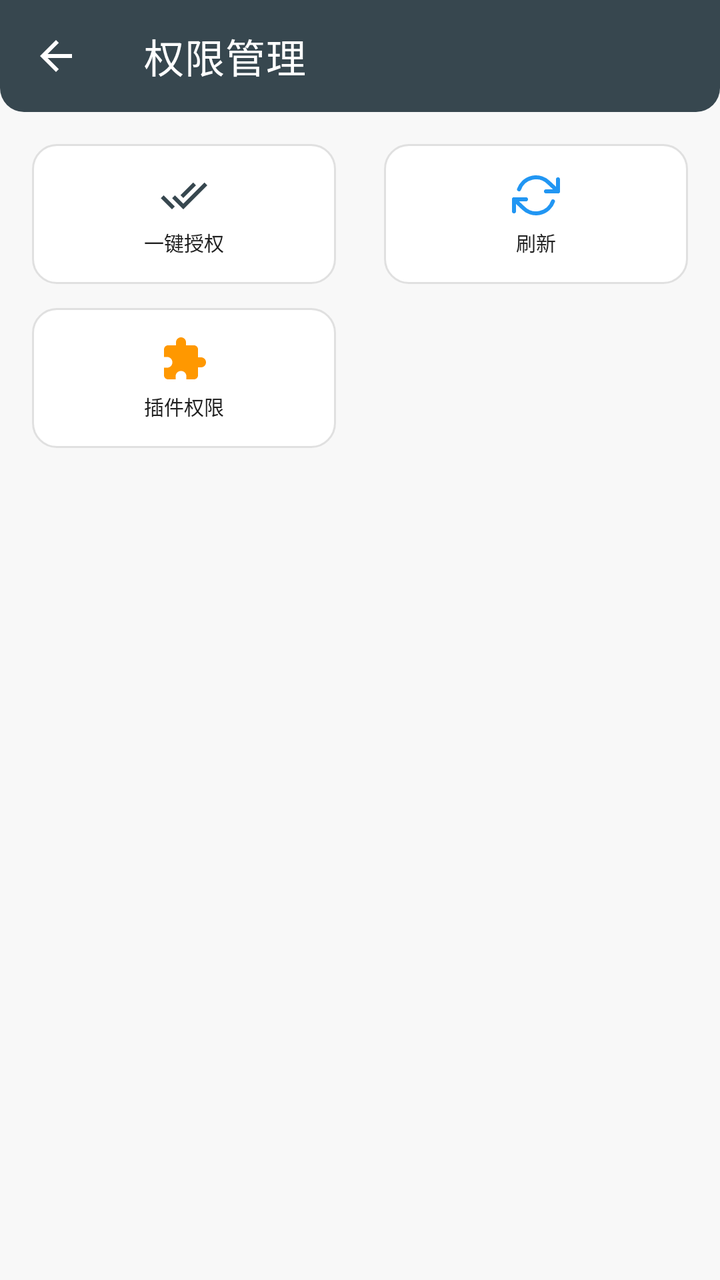
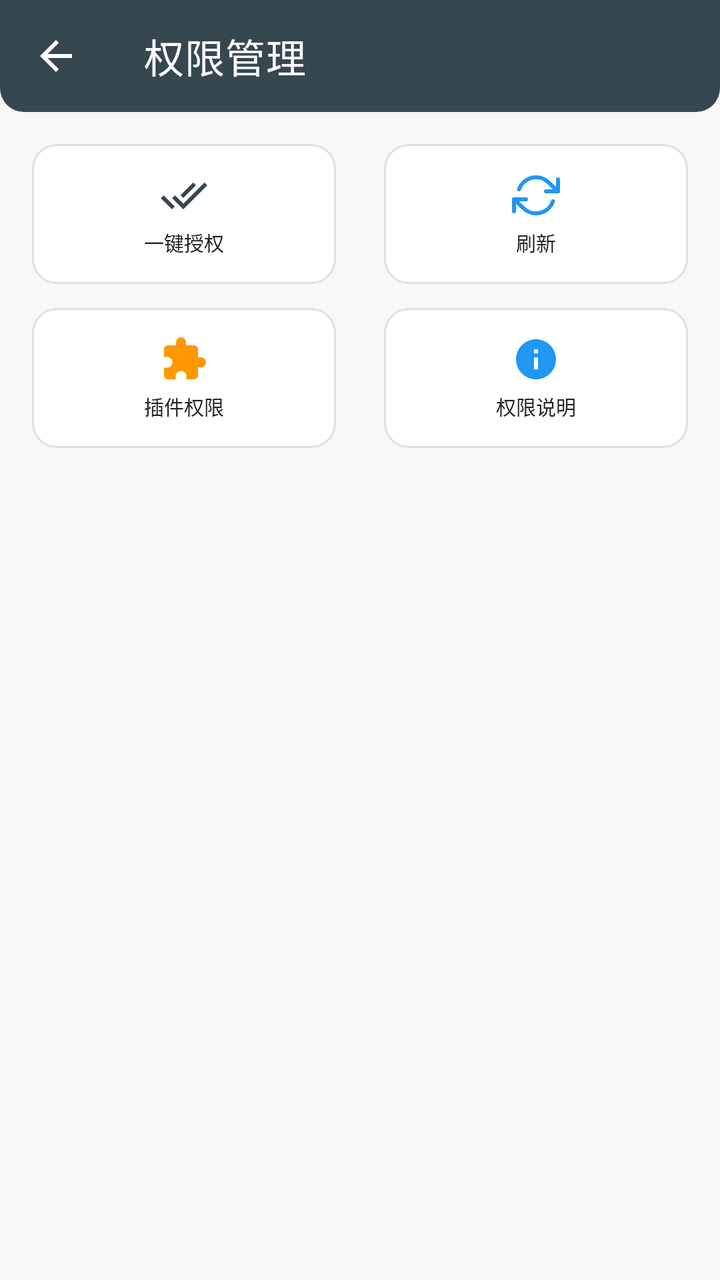

The first picture is an Android layout as it rendered before a commit; the second is the same layout after the commit. The layout source and the unified diff follow.
<!-- AndroidManifest.xml: activity theme Theme.UIN.Tool -->
<!-- res/layout/activity_permission_manager.xml -->
<?xml version="1.0" encoding="utf-8"?>
<LinearLayout xmlns:android="http://schemas.android.com/apk/res/android"
    xmlns:app="http://schemas.android.com/apk/res-auto"
    android:layout_width="match_parent"
    android:layout_height="match_parent"
    android:orientation="vertical"
    android:background="@color/background">

    <androidx.appcompat.widget.Toolbar
        android:id="@+id/toolbar"
        android:layout_width="match_parent"
        android:layout_height="?attr/actionBarSize"
        android:background="@drawable/bg_toolbar"
        app:titleTextColor="@android:color/white"
        app:navigationIcon="@drawable/ic_arrow_back"
        app:navigationIconTint="@android:color/white"
        app:title="@string/title_permission_manager" />

    
    <LinearLayout
        android:layout_width="match_parent"
        android:layout_height="wrap_content"
        android:orientation="vertical"
        android:padding="@dimen/spacing_lg">

        <LinearLayout style="@style/ButtonGridRow">
            
            <LinearLayout
                android:id="@+id/btn_grant_all_container"
                style="@style/FlatButtonContainer"
                android:layout_marginEnd="@dimen/spacing_md">
                <ImageView
                    style="@style/FlatButtonIcon"
                    android:src="@drawable/ic_check_all"
                    android:tint="@color/primary" />
                <TextView
                    style="@style/FlatButtonText"
                    android:text="@string/btn_grant_all" />
            </LinearLayout>

            
            <LinearLayout
                android:id="@+id/btn_refresh_container"
                style="@style/FlatButtonContainer"
                android:layout_marginStart="@dimen/spacing_md">
                <ImageView
                    style="@style/FlatButtonIcon"
                    android:src="@drawable/ic_refresh"
                    android:tint="@color/info" />
                <TextView
                    style="@style/FlatButtonText"
                    android:text="@string/refresh" />
            </LinearLayout>
        </LinearLayout>

        <LinearLayout style="@style/ButtonGridRow">
            
            <LinearLayout
                android:id="@+id/btn_plugin_permission_container"
                style="@style/FlatButtonContainer"
                android:layout_marginEnd="@dimen/spacing_md">
                <ImageView
                    style="@style/FlatButtonIcon"
                    android:src="@drawable/ic_extension"
                    android:tint="@color/warning" />
                <TextView
                    style="@style/FlatButtonText"
                    android:text="@string/btn_plugin_permission" />
            </LinearLayout>

            
            <LinearLayout
                style="@style/FlatButtonContainer"
                android:layout_marginStart="@dimen/spacing_md"
                android:visibility="invisible" />
        </LinearLayout>

    </LinearLayout>

    
    <androidx.recyclerview.widget.RecyclerView
        android:id="@+id/permissionRecyclerView"
        android:layout_width="match_parent"
        android:layout_height="match_parent"
        android:padding="@dimen/spacing_md"
        android:clipToPadding="false" />

</LinearLayout>
<!-- resources referenced by this layout -->
<resources>
  <color name="background">#FFF8F8F8</color>
  <color name="info">#FF2196F3</color>
  <color name="primary">#FF37474F</color>
  <color name="warning">#FFFF9800</color>
  <dimen name="spacing_lg">16dp</dimen>
  <dimen name="spacing_md">12dp</dimen>
  <!-- drawable bg_toolbar (drawable) -->
  <?xml version="1.0" encoding="utf-8"?>
  <shape xmlns:android="http://schemas.android.com/apk/res/android">
      <solid android:color="@color/primary" />
      <corners android:bottomLeftRadius="@dimen/radius_lg" android:bottomRightRadius="@dimen/radius_lg" />
  </shape>
  <!-- drawable ic_arrow_back (drawable) -->
  <vector xmlns:android="http://schemas.android.com/apk/res/android"
      android:width="24dp"
      android:height="24dp"
      android:viewportWidth="24"
      android:viewportHeight="24">
      <path
          android:fillColor="#FFFFFF"
          android:pathData="M20,11H7.83l5.59,-5.59L12,4l-8,8 8,8 1.41,-1.41L7.83,13H20v-2z"/>
  </vector>
  <string name="btn_grant_all">一键授权</string>
  <string name="btn_plugin_permission">插件权限</string>
  <string name="refresh">刷新</string>
  <string name="title_permission_manager">权限管理</string>
  <style name="ButtonGridRow">
          <item name="android:layout_width">match_parent</item>
          <item name="android:layout_height">wrap_content</item>
          <item name="android:orientation">horizontal</item>
          <item name="android:layout_marginBottom">@dimen/spacing_md</item>
      </style>
  <style name="FlatButtonIcon">
          <item name="android:layout_width">@dimen/icon_large</item>
          <item name="android:layout_height">@dimen/icon_large</item>
          <item name="android:layout_marginBottom">@dimen/spacing_xs</item>
      </style>
  <style name="FlatButtonText">
          <item name="android:layout_width">wrap_content</item>
          <item name="android:layout_height">wrap_content</item>
          <item name="android:textSize">@dimen/text_caption</item>
          <item name="android:textColor">@color/text_primary</item>
          <item name="android:maxLines">2</item>
          <item name="android:gravity">center</item>
      </style>
  <dimen name="radius_lg">12dp</dimen>
  <dimen name="icon_large">24dp</dimen>
  <dimen name="spacing_xs">4dp</dimen>
  <dimen name="text_caption">10sp</dimen>
  <color name="text_primary">#FF212121</color>
  <color name="primary_dark">#FF263238</color>
  <color name="accent">#FF607D8B</color>
  <color name="primary_light">#FF546E7A</color>
  <style name="Animation.UIN.Tool" parent="@android:style/Animation.Activity">
          <item name="android:activityOpenEnterAnimation">@anim/slide_in_right</item>
          <item name="android:activityOpenExitAnimation">@anim/slide_out_left</item>
          <item name="android:activityCloseEnterAnimation">@anim/slide_in_left</item>
          <item name="android:activityCloseExitAnimation">@anim/slide_out_right</item>
      </style>
  <style name="Widget.UIN.Tool.CardView" parent="Widget.MaterialComponents.CardView">
          <item name="cardCornerRadius">12dp</item>
          <item name="cardElevation">2dp</item>
          <item name="cardBackgroundColor">@color/surface_card</item>
      </style>
  <color name="surface_variant">#FFFAFAFA</color>
  <color name="surface">#FFFFFFFF</color>
  <color name="divider">#FFE0E0E0</color>
  <color name="surface_card">#FFFFFFFF</color>
  <!-- unchanged entries left out for length: 6 -->
</resources>

<!-- the commit's change to res/layout/activity_permission_manager.xml (unified diff, before → after) -->
@@ -70,9 +70,17 @@
 
             
             <LinearLayout
+                android:id="@+id/btn_permission_explain_container"
                 style="@style/FlatButtonContainer"
-                android:layout_marginStart="@dimen/spacing_md"
-                android:visibility="invisible" />
+                android:layout_marginStart="@dimen/spacing_md">
+                <ImageView
+                    style="@style/FlatButtonIcon"
+                    android:src="@drawable/ic_info"
+                    android:tint="@color/info" />
+                <TextView
+                    style="@style/FlatButtonText"
+                    android:text="@string/btn_permission_explain" />
+            </LinearLayout>
         </LinearLayout>
 
     </LinearLayout>
<!-- resource entries referenced after the edit -->
@@ -22,7 +22,19 @@
           android:fillColor="#FFFFFF"
           android:pathData="M20,11H7.83l5.59,-5.59L12,4l-8,8 8,8 1.41,-1.41L7.83,13H20v-2z"/>
   </vector>
+  <!-- drawable ic_info (drawable) -->
+  <?xml version="1.0" encoding="utf-8"?>
+  <vector xmlns:android="http://schemas.android.com/apk/res/android"
+      android:width="24dp"
+      android:height="24dp"
+      android:viewportWidth="24"
+      android:viewportHeight="24">
+      <path
+          android:fillColor="#FF000000"
+          android:pathData="M12,2C6.48,2 2,6.48 2,12s4.48,10 10,10 10,-4.48 10,-10S17.52,2 12,2zm1,15h-2v-6h2v6zm0,-8h-2V7h2v2z"/>
+  </vector>
   <string name="btn_grant_all">一键授权</string>
+  <string name="btn_permission_explain">权限说明</string>
   <string name="btn_plugin_permission">插件权限</string>
   <string name="refresh">刷新</string>
   <string name="title_permission_manager">权限管理</string>
